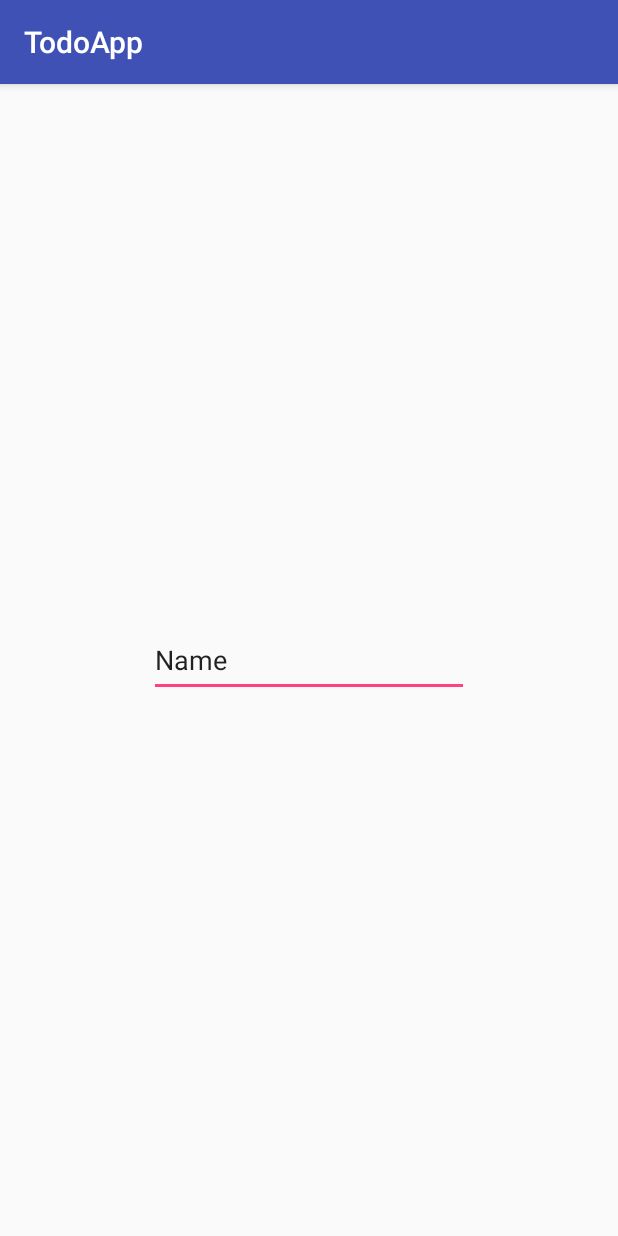
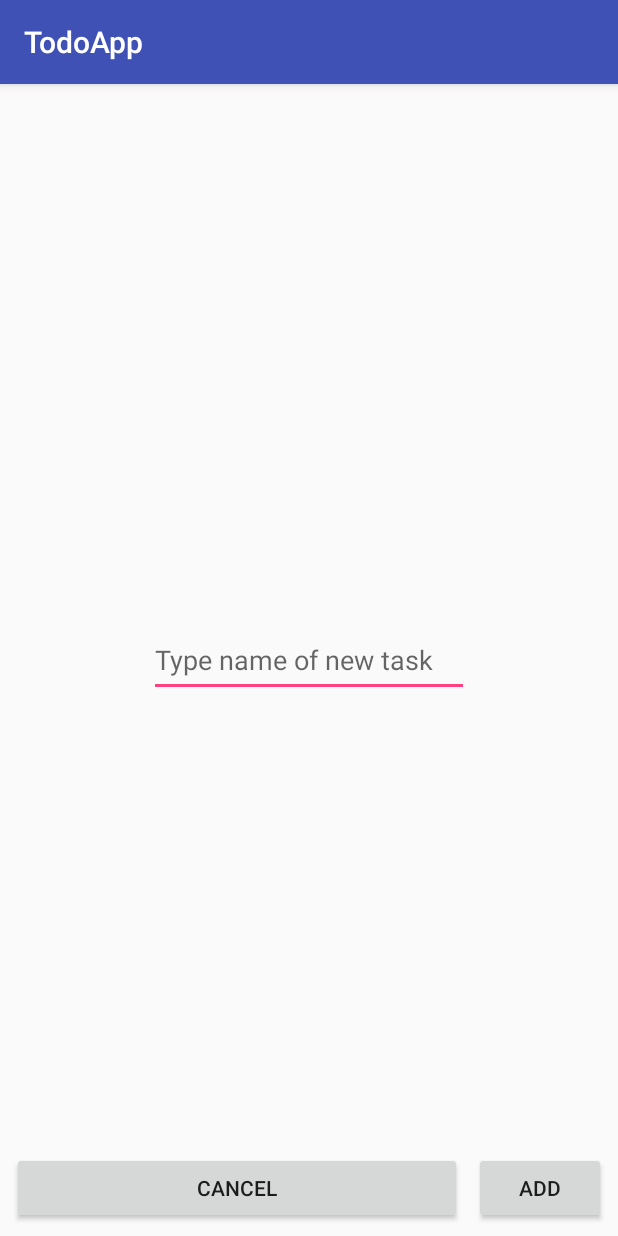
Before and after one commit to MarcinMoskala/Android-Development-in-Kotlin, an Android app: the screen it shows after launch (TaskActivity), after a tap on an icon or button, on a phone screen of 412 x 824 dp. Run offline under Robolectric (Android 15) with nearby library versions, the phone set to English and light mode, and no system bars.

Commit message:
Create tasks

```diff
--- a/app/src/main/java/com/kotlinacademy/todoapp/TaskActivity.kt
+++ b/app/src/main/java/com/kotlinacademy/todoapp/TaskActivity.kt
@@ -1,12 +1,27 @@
 package com.kotlinacademy.todoapp
 
+import android.app.Activity
+import android.content.Intent
 import android.support.v7.app.AppCompatActivity
 import android.os.Bundle
+import kotlinx.android.synthetic.main.activity_task.*
 
 class TaskActivity : AppCompatActivity() {
 
     override fun onCreate(savedInstanceState: Bundle?) {
         super.onCreate(savedInstanceState)
         setContentView(R.layout.activity_task)
+
+        cancelButton.setOnClickListener {
+            setResult(Activity.RESULT_CANCELED)
+            finish()
+        }
+        addTaskButton.setOnClickListener {
+            val name = taskNameView.text.toString()
+            val bundle = Intent()
+            bundle.putExtra("name", name)
+            setResult(Activity.RESULT_OK, bundle)
+            finish()
+        }
     }
 }
--- a/app/src/main/java/com/kotlinacademy/todoapp/TasksActivity.kt
+++ b/app/src/main/java/com/kotlinacademy/todoapp/TasksActivity.kt
@@ -1,20 +1,38 @@
 package com.kotlinacademy.todoapp
 
+import android.app.Activity
 import android.content.Intent
 import android.os.Bundle
 import android.support.v7.app.AppCompatActivity
 import android.widget.ArrayAdapter
 import kotlinx.android.synthetic.main.activity_tasks.*
+import kotlin.properties.Delegates.observable
 
 class TasksActivity : AppCompatActivity() {
+
+    var tasks by observable(listOf("Wash dishes", "Make Kotlin course")) { _, _, _ ->
+        refreshList()
+    }
+    val ADD_TASK_REQUEST = 12342
 
     override fun onCreate(savedInstanceState: Bundle?) {
         super.onCreate(savedInstanceState)
         setContentView(R.layout.activity_tasks)
         fab.setOnClickListener {
-            startActivity(Intent(this, TaskActivity::class.java))
+            startActivityForResult(Intent(this, TaskActivity::class.java), ADD_TASK_REQUEST)
         }
-        val list = (1..100).map { "Task number $it" }
-        tasksListView.adapter = ArrayAdapter(this, android.R.layout.simple_list_item_1, list)
+        refreshList()
+    }
+
+    override fun onActivityResult(requestCode: Int, resultCode: Int, data: Intent?) {
+        if(requestCode == ADD_TASK_REQUEST && resultCode == Activity.RESULT_OK) {
+            val name = data?.getStringExtra("name") ?: return
+            tasks += name
+        }
+        super.onActivityResult(requestCode, resultCode, data)
+    }
+
+    private fun refreshList() {
+        tasksListView.adapter = ArrayAdapter(this, android.R.layout.simple_list_item_1, tasks)
     }
 }
--- a/app/src/main/res/layout/activity_task.xml
+++ b/app/src/main/res/layout/activity_task.xml
@@ -8,7 +8,7 @@
 
 
     <EditText
-        android:id="@+id/editText"
+        android:id="@+id/taskNameView"
         android:layout_width="wrap_content"
         android:layout_height="49dp"
         android:layout_marginBottom="8dp"
@@ -17,9 +17,33 @@
         android:layout_marginTop="8dp"
         android:ems="10"
         android:inputType="textPersonName"
-        android:text="Name"
+        android:text=""
+        android:hint="Type name of new task"
         app:layout_constraintBottom_toBottomOf="parent"
         app:layout_constraintEnd_toEndOf="parent"
         app:layout_constraintStart_toStartOf="parent"
         app:layout_constraintTop_toTopOf="parent" />
+
+    <Button
+        android:id="@+id/addTaskButton"
+        android:layout_width="0dp"
+        android:layout_height="wrap_content"
+        android:layout_marginBottom="8dp"
+        android:layout_marginEnd="8dp"
+        android:text="Add"
+        app:layout_constraintBottom_toBottomOf="parent"
+        app:layout_constraintEnd_toEndOf="parent"
+        app:layout_constraintLeft_toRightOf="@id/cancelButton" />
+
+    <Button
+        android:id="@+id/cancelButton"
+        android:layout_width="0dp"
+        android:layout_height="wrap_content"
+        android:layout_marginBottom="8dp"
+        android:layout_marginEnd="8dp"
+        android:layout_marginStart="8dp"
+        android:text="Cancel"
+        app:layout_constraintBottom_toBottomOf="parent"
+        app:layout_constraintEnd_toStartOf="@+id/addTaskButton"
+        app:layout_constraintStart_toStartOf="parent" />
 </android.support.constraint.ConstraintLayout>
```
